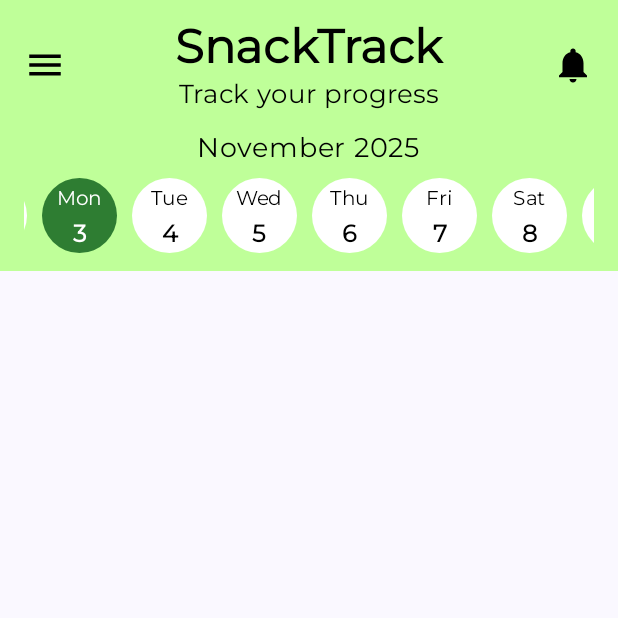
After one commit to macp3/SnackTrackMobile, an Android app built with Jetpack Compose: the composable SnackTrackTopBarCalendar shown on its own in the app's theme, on a phone screen of 412 x 824 dp, the top half of it. The commit adds this screen. Run offline under Robolectric (Android 15) with nearby library versions, the phone set to English and light mode, and no system bars.

Commit message:
Jwt token storage, initial Survey view, firebase configuration, topBarwithCallendar

```diff
--- /dev/null
+++ b/app/src/main/java/study/snacktrackmobile/model/enums/Sex.kt
@@ -0,0 +1,5 @@
+package study.snacktrackmobile.model.enums
+
+enum class Sex {
+    male, female
+}
--- a/app/src/main/java/study/snacktrackmobile/services/MyFirebaseMessagingService.kt
+++ b/app/src/main/java/study/snacktrackmobile/services/MyFirebaseMessagingService.kt
@@ -26,10 +26,8 @@ class MyFirebaseMessagingService : FirebaseMessagingService() {
         val title = remoteMessage.notification?.title ?: "SnackTrack"
         val body = remoteMessage.notification?.body ?: ""
 
-        // Wyświetlenie lokalnej notyfikacji
         showNotification(title, body)
 
-        // Dodanie do dynamicznej listy (np. przez singleton)
         NotificationsRepository.addNotification(
             NotificationItem(
                 id = System.currentTimeMillis().toString(),
@@ -41,12 +39,12 @@ class MyFirebaseMessagingService : FirebaseMessagingService() {
 
     override fun onNewToken(token: String) {
         super.onNewToken(token)
-        Log.d("FCM", "New token: $token")
         // Wyślij token do backendu
         sendTokenToServer(token)
     }
 
     private fun sendTokenToServer(token: String) {
+        Log.d("FCM", "sending token to server: $token")
         // Używamy CoroutineScope, aby wysyłać request w tle
         CoroutineScope(Dispatchers.IO).launch {
             try {
@@ -56,7 +54,7 @@ class MyFirebaseMessagingService : FirebaseMessagingService() {
                 val body = json.toString().toRequestBody(mediaType)
 
                 val request = Request.Builder()
-                    .url("https://YOUR_BACKEND_URL/device-token") // <-- zmień na swój endpoint
+                    .url("${R.string.server_base_url}/users/device-token") // <-- zmień na swój endpoint
                     .post(body)
                     .addHeader("Authorization", "Bearer YOUR_JWT_TOKEN") // <-- token JWT użytkownika
                     .build()
--- /dev/null
+++ b/app/src/main/java/study/snacktrackmobile/ui/components/SnackTrackTopBarCalendar.kt
@@ -0,0 +1,263 @@
+package study.snacktrackmobile.ui.components
+
+import androidx.compose.foundation.background
+import androidx.compose.foundation.clickable
+import androidx.compose.foundation.layout.*
+import androidx.compose.foundation.lazy.LazyRow
+import androidx.compose.foundation.lazy.itemsIndexed
+import androidx.compose.foundation.lazy.rememberLazyListState
+import androidx.compose.foundation.shape.CircleShape
+import androidx.compose.material.icons.Icons
+import androidx.compose.material.icons.filled.Menu
+import androidx.compose.material.icons.filled.Notifications
+import androidx.compose.material3.*
+import androidx.compose.runtime.*
+import androidx.compose.ui.Alignment
+import androidx.compose.ui.Modifier
+import androidx.compose.ui.draw.clip
+import androidx.compose.ui.graphics.Color
+import androidx.compose.ui.text.font.Font
+import androidx.compose.ui.text.font.FontFamily
+import androidx.compose.ui.text.font.FontWeight
+import androidx.compose.ui.unit.dp
+import androidx.compose.ui.unit.sp
+import kotlinx.coroutines.launch
+import java.time.LocalDate
+import java.time.format.DateTimeFormatter
+import java.time.format.TextStyle
+import java.util.*
+import study.snacktrackmobile.R
+import study.snacktrackmobile.repository.NotificationsRepository
+
+@OptIn(ExperimentalMaterial3Api::class)
+@Composable
+fun SnackTrackTopBarCalendar(
+    onDateSelected: (String) -> Unit
+) {
+    val montserratFont = FontFamily(Font(R.font.montserrat, weight = FontWeight.Normal))
+    val scope = rememberCoroutineScope()
+    val leftDrawerState = rememberDrawerState(initialValue = DrawerValue.Closed)
+    var rightDrawerOpen by remember { mutableStateOf(false) }
+
+    val today = LocalDate.now()
+    var selectedDate by remember { mutableStateOf(today) }
+
+    // zakres - 1000 dni wstecz i 1000 do przodu
+    val totalDays = 2001
+    val days = remember {
+        (0 until totalDays).map { today.minusDays(1000L - it) }
+    }
+
+    val listState = rememberLazyListState(initialFirstVisibleItemIndex = 1000)
+
+    // Stan dla miesiąca i roku widocznego na ekranie
+    var visibleMonth by remember { mutableStateOf(today.month.getDisplayName(TextStyle.FULL, Locale.ENGLISH).replaceFirstChar { it.uppercase() }) }
+    var visibleYear by remember { mutableStateOf(today.year) }
+
+    // Zmieniaj miesiąc i rok przy przewijaniu (ale NIE selectedDate)
+    LaunchedEffect(listState.firstVisibleItemIndex) {
+        val visibleIndex = listState.firstVisibleItemIndex + listState.layoutInfo.visibleItemsInfo.size / 2
+        val newVisibleDate = days.getOrNull(visibleIndex) ?: today
+        visibleMonth = newVisibleDate.month.getDisplayName(TextStyle.FULL, Locale.ENGLISH)
+            .replaceFirstChar { it.uppercase() }
+        visibleYear = newVisibleDate.year
+    }
+
+    ModalNavigationDrawer(
+        drawerState = leftDrawerState,
+        drawerContent = {
+            Column(
+                modifier = Modifier
+                    .fillMaxHeight()
+                    .width(280.dp)
+                    .background(Color.White)
+                    .padding(vertical = 24.dp, horizontal = 16.dp)
+            ) {
+                Text(
+                    text = "Menu",
+                    fontSize = 28.sp,
+                    fontWeight = FontWeight.ExtraBold,
+                    color = Color(0xFF4CAF50),
+                    modifier = Modifier.padding(bottom = 24.dp)
+                )
+
+                @Composable
+                fun renderOption(title: String, action: () -> Unit) {
+                    Text(
+                        text = title,
+                        fontSize = 20.sp,
+                        fontWeight = FontWeight.Medium,
+                        color = Color(0xFF333333),
+                        modifier = Modifier
+                            .fillMaxWidth()
+                            .padding(vertical = 12.dp)
+                            .clickable {
+                                action()
+                                scope.launch { leftDrawerState.close() }
+                            }
+                    )
+                }
+
+                renderOption("Home") { println("Go to Home") }
+                renderOption("Profile") { println("Go to Profile") }
+                renderOption("Progress") { println("Show progress") }
+                renderOption("Settings") { println("Open settings") }
+            }
+        },
+        content = {
+            Box(modifier = Modifier.fillMaxSize()) {
+                Column(
+                    modifier = Modifier
+                        .fillMaxWidth()
+                        .background(Color(0xFFBFFF99))
+                        .padding(horizontal = 16.dp, vertical = 12.dp)
+                ) {
+                    // TopBar
+                    Row(
+                        modifier = Modifier.fillMaxWidth(),
+                        verticalAlignment = Alignment.CenterVertically,
+                        horizontalArrangement = Arrangement.SpaceBetween
+                    ) {
+                        Icon(
+                            imageVector = Icons.Filled.Menu,
+                            contentDescription = "Menu",
+                            modifier = Modifier
+                                .size(28.dp)
+                                .clickable { scope.launch { leftDrawerState.open() } },
+                            tint = Color.Black
+                        )
+
+                        Column(horizontalAlignment = Alignment.CenterHorizontally) {
+                            Text(
+                                text = "SnackTrack",
+                                fontFamily = montserratFont,
+                                fontSize = 31.sp,
+                                fontWeight = FontWeight.Bold,
+                                color = Color.Black
+                            )
+                            Text(
+                                text = "Track your progress",
+                                fontFamily = montserratFont,
+                                fontSize = 17.sp,
+                                color = Color.Black
+                            )
+                        }
+
+                        Icon(
+                            imageVector = Icons.Filled.Notifications,
+                            contentDescription = "Notifications",
+                            modifier = Modifier
+                                .size(28.dp)
+                                .clickable { rightDrawerOpen = true },
+                            tint = Color.Black
+                        )
+                    }
+
+                    Spacer(modifier = Modifier.height(12.dp))
+
+                    // Nazwa miesiąca + rok (zmienia się przy przewijaniu)
+                    Text(
+                        text = "$visibleMonth $visibleYear",
+                        fontFamily = montserratFont,
+                        fontSize = 18.sp,
+                        fontWeight = FontWeight.Medium,
+                        color = Color.Black,
+                        modifier = Modifier.align(Alignment.CenterHorizontally)
+                    )
+
+                    Spacer(modifier = Modifier.height(8.dp))
+
+                    // Pasek dni (infinite scroll)
+                    LazyRow(
+                        state = listState,
+                        horizontalArrangement = Arrangement.spacedBy(10.dp),
+                        contentPadding = PaddingValues(horizontal = 12.dp)
+                    ) {
+                        itemsIndexed(days) { _, date ->
+                            val isSelected = date == selectedDate
+                            val dayName = date.dayOfWeek
+                                .getDisplayName(TextStyle.SHORT, Locale.ENGLISH)
+                            val dayNumber = date.dayOfMonth
+
+                            Box(
+                                modifier = Modifier
+                                    .size(50.dp)
+                                    .clip(CircleShape)
+                                    .background(
+                                        if (isSelected) Color(0xFF2E7D32) else Color.White
+                                    )
+                                    .clickable {
+                                        selectedDate = date
+                                        onDateSelected(date.format(DateTimeFormatter.ISO_DATE))
+                                    },
+                                contentAlignment = Alignment.Center
+                            ) {
+                                Column(horizontalAlignment = Alignment.CenterHorizontally) {
+                                    Text(
+                                        text = dayName,
+                                        fontFamily = montserratFont,
+                                        fontSize = 13.sp,
+                                        color = if (isSelected) Color.White else Color.Black
+                                    )
+                                    Text(
+                                        text = dayNumber.toString(),
+                                        fontFamily = montserratFont,
+                                        fontSize = 16.sp,
+                                        fontWeight = FontWeight.Bold,
+                                        color = if (isSelected) Color.White else Color.Black
+                                    )
+                                }
+                            }
+                        }
+                    }
+                }
+
+                RightDrawer(drawerState = rightDrawerOpen, onClose = { rightDrawerOpen = false }) {
+                    Text(
+                        text = "Notifications",
+                        fontSize = 24.sp,
+                        fontWeight = FontWeight.ExtraBold,
+                        color = Color(0xFF4CAF50),
+                        modifier = Modifier.padding(bottom = 16.dp)
+                    )
+                    HorizontalDivider(color = Color.LightGray, thickness = 1.dp)
+                    Spacer(modifier = Modifier.height(12.dp))
+
+                    val notifications = NotificationsRepository.notifications
+
+                    if (notifications.isEmpty()) {
+                        Text(
+                            text = "No notifications",
+                            fontSize = 16.sp,
+                            color = Color.Gray,
+                            modifier = Modifier.padding(vertical = 8.dp)
+                        )
+                    } else {
+                        Column {
+                            notifications.forEach { notification ->
+                                Column(
+                                    modifier = Modifier
+                                        .fillMaxWidth()
+                                        .padding(vertical = 8.dp)
+                                ) {
+                                    Text(
+                                        text = notification.title,
+                                        fontSize = 18.sp,
+                                        fontWeight = FontWeight.Bold,
+                                        color = Color.Black
+                                    )
+                                    Text(
+                                        text = notification.body,
+                                        fontSize = 14.sp,
+                                        color = Color.DarkGray
+                                    )
+                                    HorizontalDivider(color = Color.LightGray, thickness = 1.dp)
+                                }
+                            }
+                        }
+                    }
+                }
+            }
+        }
+    )
+}
--- a/app/src/main/res/values/strings.xml
+++ b/app/src/main/res/values/strings.xml
@@ -1,3 +1,4 @@
 <resources>
     <string name="app_name">SnackTrackMobile</string>
+    <string name="server_base_url">http://localhost:8080</string>
 </resources>
--- a/gradle/libs.versions.toml
+++ b/gradle/libs.versions.toml
@@ -12,6 +12,8 @@ googleGmsGoogleServices = "4.4.4"
 firebaseInappmessagingDisplay = "22.0.2"
 firebaseMessagingKtx = "25.0.1"
 navigationCompose = "2.9.5"
+compose-material-icons = "1.6.0"
+firebaseCrashlyticsBuildtools = "3.0.6"
 
 [libraries]
 androidx-core-ktx = { group = "androidx.core", name = "core-ktx", version.ref = "coreKtx" }
@@ -31,6 +33,8 @@ androidx-material3 = { group = "androidx.compose.material3", name = "material3"
 firebase-inappmessaging-display = { group = "com.google.firebase", name = "firebase-inappmessaging-display", version.ref = "firebaseInappmessagingDisplay" }
 firebase-messaging-ktx = { group = "com.google.firebase", name = "firebase-messaging-ktx", version.ref = "firebaseMessagingKtx" }
 androidx-navigation-compose = { group = "androidx.navigation", name = "navigation-compose", version.ref = "navigationCompose" }
+androidx-material-icons-extended = { group = "androidx.compose.material", name = "material-icons-extended", version.ref = "compose-material-icons" }
+firebase-crashlytics-buildtools = { group = "com.google.firebase", name = "firebase-crashlytics-buildtools", version.ref = "firebaseCrashlyticsBuildtools" }
 
 [plugins]
 android-application = { id = "com.android.application", version.ref = "agp" }
```
Also changed, not shown: app/build.gradle.kts (+9 -0 lines), app/src/main/java/study/snacktrackmobile/MainActivity.kt (+22 -1 lines), app/src/main/java/study/snacktrackmobile/model/BodyParametersRequest.kt (added, +16 -0 lines), app/src/main/java/study/snacktrackmobile/storage/TokenStorage.kt (added, +32 -0 lines), app/src/main/java/study/snacktrackmobile/ui/components/BottomNavigationBar.kt (added, +56 -0 lines), app/src/main/java/study/snacktrackmobile/ui/components/SnackTrackTopBarIcons.kt (+32 -10 lines), app/src/main/java/study/snacktrackmobile/ui/views/InitianSurveyView.kt (added, +240 -0 lines).
